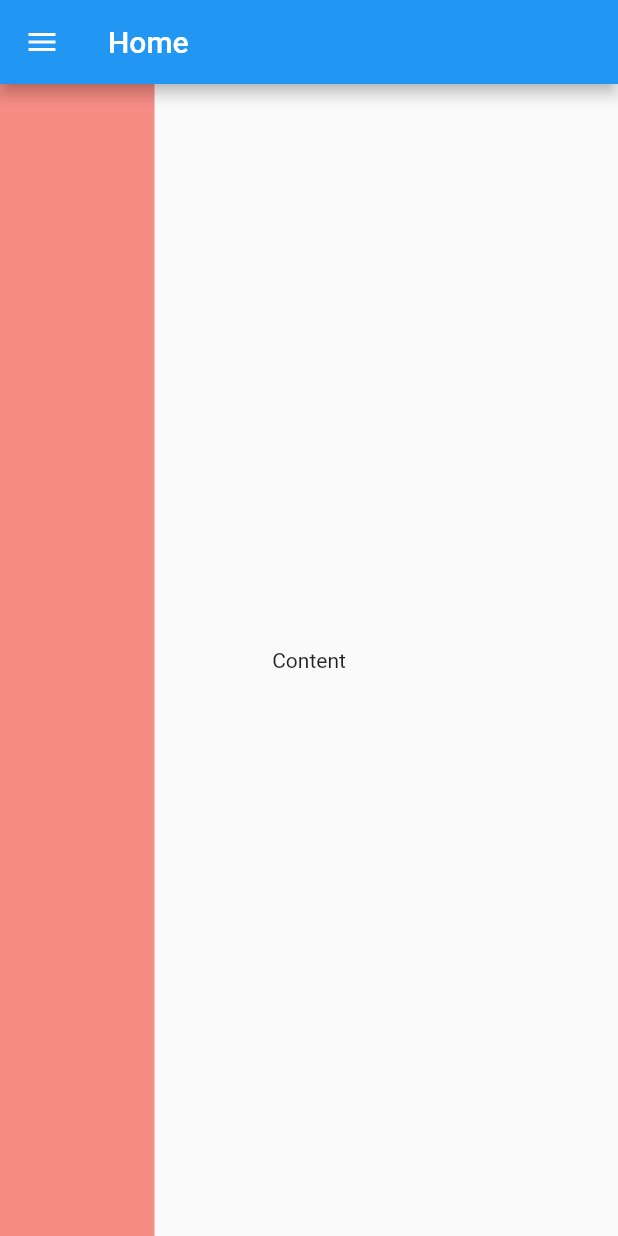
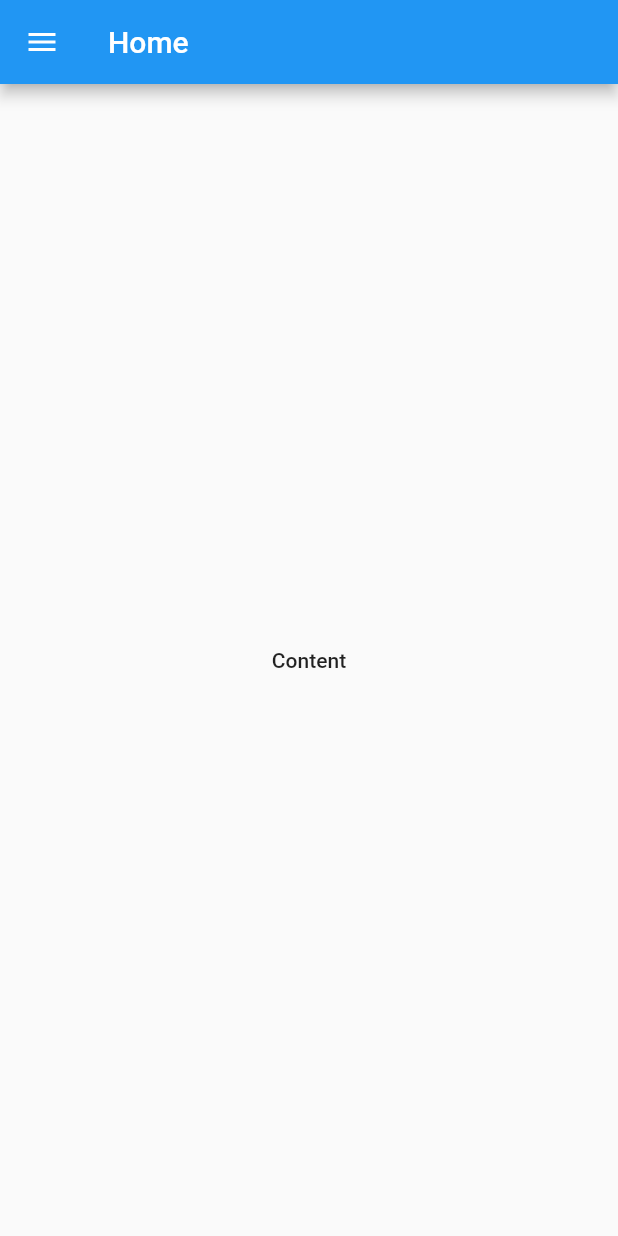
Before and after one commit to DonizeteVida/slideable_menu, a Flutter app: the screen it shows after launch, on a phone screen of 412 x 824 dp. Run offline on Flutter 3.47's test engine with Material 2 defaults, Android fonts, the phone set to English and light mode, and no system bars.

```diff
--- a/lib/main.dart
+++ b/lib/main.dart
@@ -25,11 +25,8 @@ class App extends StatelessWidget {
 class HomeView extends StatelessWidget {
   final Function menuCallback;
   final Animation<double> menuAnimation;
-  const HomeView({
-    Key key,
-    this.menuCallback,
-    this.menuAnimation,
-  }) : super(key: key);
+  const HomeView({Key key, this.menuCallback, this.menuAnimation})
+      : super(key: key);
 
   @override
   Widget build(BuildContext context) {
@@ -50,13 +47,14 @@ class HomeView extends StatelessWidget {
         children: <Widget>[
           Container(
             alignment: Alignment.center,
+            child: FlatButton(
               child: Text("Content"),
+              onPressed: () {
+                print("A");
+              },
             ),
-          Positioned(
-            top: 0,
-            bottom: 0,
-            left: 0,
-            child: GestureDetector(
+          ),
+          GestureDetector(
             onHorizontalDragEnd: (details) {
               if (details.primaryVelocity == 0) {
                 return;
@@ -65,11 +63,6 @@ class HomeView extends StatelessWidget {
                 details.primaryVelocity > 0 ? Gesture.RIGHT : Gesture.LEFT,
               );
             },
-              child: Container(
-                width: MediaQuery.of(context).size.width * .25,
-                color: Colors.red.withOpacity(.6),
-              ),
-            ),
           )
         ],
       ),
@@ -130,6 +123,7 @@ class _SlidableMenuState extends State<SlidableMenu>
   Animation<double> _scaleAnimation;
   Animation<Offset> _slideAnimation;
   Animation<double> _menuAnimation;
+  Animation<double> _rectAnimation;
   @override
   void initState() {
     super.initState();
@@ -158,6 +152,16 @@ class _SlidableMenuState extends State<SlidableMenu>
     _menuAnimation = Tween<double>(begin: 1, end: 0).animate(
       _controller,
     );
+
+    _rectAnimation = Tween<double>(begin: 0, end: 20).animate(
+      _controller,
+    );
+  }
+
+  @override
+  void dispose() {
+    _controller.dispose();
+    super.dispose();
   }
 
   @override
@@ -168,7 +172,17 @@ class _SlidableMenuState extends State<SlidableMenu>
         SlideTransition(
           position: _slideAnimation,
           child: ScaleTransition(
-            child: widget.builder(handleMenu, _menuAnimation),
+            child: Material(
+              borderRadius: BorderRadius.circular(20),
+              elevation: 5,
+              child: RectTransition(
+                rect: _rectAnimation,
+                child: widget.builder(
+                  handleMenu,
+                  _menuAnimation,
+                ),
+              ),
+            ),
             scale: _scaleAnimation,
           ),
         ),
@@ -176,3 +190,22 @@ class _SlidableMenuState extends State<SlidableMenu>
     );
   }
 }
+
+class RectTransition extends AnimatedWidget {
+  final Animation<double> rect;
+  final Widget child;
+
+  RectTransition({
+    @required this.rect,
+    @required this.child,
+  }) : super(listenable: rect);
+  @override
+  Widget build(BuildContext context) {
+    return ClipRRect(
+      child: child,
+      borderRadius: BorderRadius.circular(
+        rect.value,
+      ),
+    );
+  }
+}
```
Lines whose indentation alone changed are shown as unchanged.
